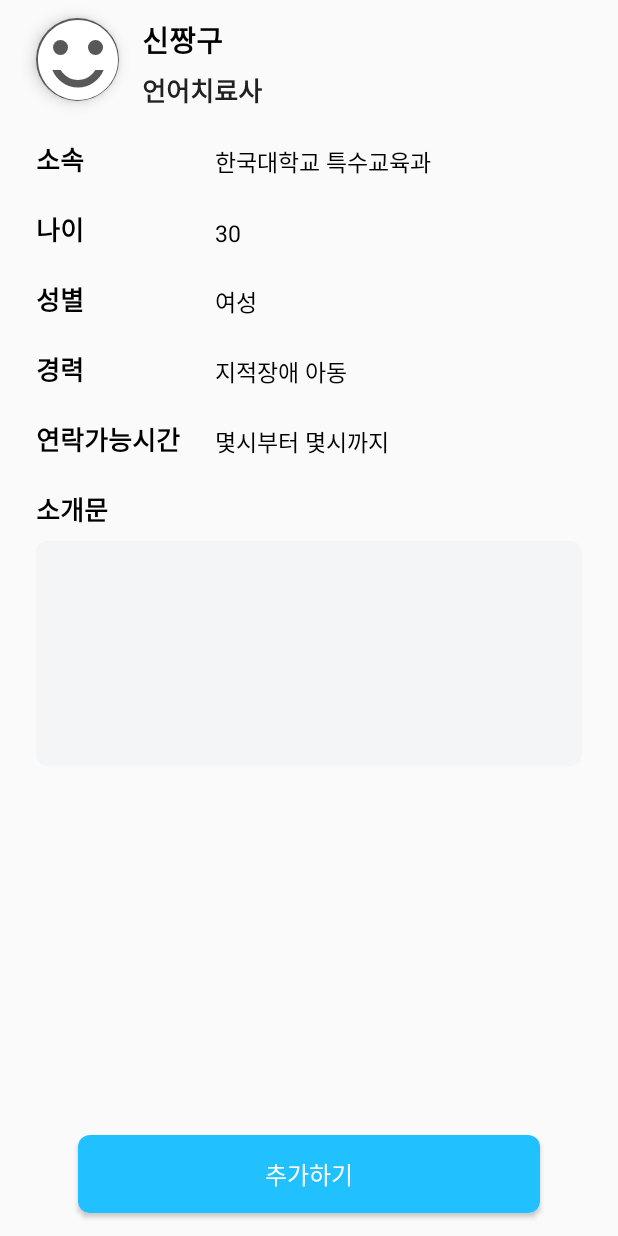
After one commit to PNUAllTogether/AllTogetherAndroid, an Android app: the layout fragment_supporter_desc.xml on its own in the app's theme, with its tools: preview values and no code run, on a phone screen of 412 x 824 dp. The commit adds this screen. Run offline under Robolectric (Android 15) with nearby library versions, the phone set to English and light mode, and no system bars.

Commit message:
전문가 검색 결과 구현

```diff
--- a/app/src/main/java/com/alltogether/alltogetherandroid/MainActivity.kt
+++ b/app/src/main/java/com/alltogether/alltogetherandroid/MainActivity.kt
@@ -48,6 +48,10 @@ class MainActivity : BaseActivity<ActivityViewModel>() {
                     activity_main_toolbar.title = ""
                     activity_main_toolbar.visibility = View.VISIBLE
                 }
+                R.id.supporterSearchDescFragment -> {
+                    activity_main_toolbar.title = ""
+                    activity_main_toolbar.visibility = View.VISIBLE
+                }
                 else -> {
                     activity_main_toolbar.visibility = View.GONE
                 }
--- a/app/src/main/java/com/alltogether/alltogetherandroid/dto/filterBody.kt
+++ b/app/src/main/java/com/alltogether/alltogetherandroid/dto/filterBody.kt
@@ -34,7 +34,7 @@ data class filterBody(
     @SerializedName("age")
     @Expose
     val age: String,
-    @SerializedName("officeTime")
+    @SerializedName("office_time")
     @Expose
     val officeTime: String,
     @SerializedName("department")
--- /dev/null
+++ b/app/src/main/java/com/alltogether/alltogetherandroid/ui/main/SupporterSearchDescFragment.kt
@@ -0,0 +1,33 @@
+package com.alltogether.alltogetherandroid.ui.main
+
+import coil.api.load
+import com.alltogether.alltogetherandroid.R
+import com.alltogether.alltogetherandroid.base.BaseFragment
+import kotlinx.android.synthetic.main.fragment_supporter_desc.*
+import org.koin.androidx.viewmodel.ext.android.sharedViewModel
+
+class SupporterSearchDescFragment : BaseFragment<SupporterSearchViewModel>() {
+    override val layoutSource: Int
+        get() = R.layout.fragment_supporter_desc
+    override val viewModel: SupporterSearchViewModel by sharedViewModel()
+
+    override fun viewInit() {
+        supporter_profile_image.load(viewModel.selectedSupporter?.image)
+        supporter_name.text = viewModel.selectedSupporter?.name
+        supporter_major.text = viewModel.selectedSupporter?.major
+        supporter_school_desc.text = viewModel.selectedSupporter?.department
+        supporter_age_desc.text = viewModel.selectedSupporter?.age
+        supporter_gender_desc.text = viewModel.selectedSupporter?.gender
+        supporter_child_desc.text = viewModel.selectedSupporter?.experience
+        supporter_time_desc.text = viewModel.selectedSupporter?.officeTime
+        supporter_intro_edit.setText(viewModel.selectedSupporter?.introduce)
+    }
+
+    override fun dataInit() {
+
+    }
+
+    override fun finishInit() {
+
+    }
+}
--- a/app/src/main/java/com/alltogether/alltogetherandroid/ui/main/SupporterSearchFragment.kt
+++ b/app/src/main/java/com/alltogether/alltogetherandroid/ui/main/SupporterSearchFragment.kt
@@ -1,6 +1,7 @@
 package com.alltogether.alltogetherandroid.ui.main
 
 import android.widget.ArrayAdapter
+import android.widget.Toast
 import androidx.lifecycle.Observer
 import androidx.navigation.fragment.findNavController
 import com.alltogether.alltogetherandroid.R
@@ -24,6 +25,9 @@ class SupporterSearchFragment : BaseFragment<SupporterSearchViewModel>(){
     }
 
     override fun dataInit() {
+        viewModel.onSeachFailed.observe(viewLifecycleOwner, Observer {
+            Toast.makeText(requireContext(), "해당 조건에 맞는 전문가가 없습니다!", Toast.LENGTH_SHORT).show()
+        })
         viewModel.onSearchFinished.observe(viewLifecycleOwner, Observer {
             findNavController().navigate(R.id.action_mainFragment_to_supporterSearchResultFragment)
         })
--- a/app/src/main/java/com/alltogether/alltogetherandroid/ui/main/SupporterSearchResultFragment.kt
+++ b/app/src/main/java/com/alltogether/alltogetherandroid/ui/main/SupporterSearchResultFragment.kt
@@ -1,6 +1,7 @@
 package com.alltogether.alltogetherandroid.ui.main
 
 import android.view.View
+import androidx.navigation.fragment.findNavController
 import androidx.recyclerview.widget.GridLayoutManager
 import com.alltogether.alltogetherandroid.R
 import com.alltogether.alltogetherandroid.base.BaseFragment
@@ -31,7 +32,8 @@ class SupporterSearchResultFragment : BaseFragment<SupporterSearchViewModel>(){
 
     private val itemClick = object : SupporterSearchResultAdapter.OnItemClickListener {
         override fun onItemClick(v: View, position: Int) {
-
+            viewModel.selectedSupporter = viewModel.supporterList?.get(position)
+            findNavController().navigate(R.id.action_supporterSearchResultFragment_to_supporterSearchDescFragment)
         }
     }
 }
--- a/app/src/main/java/com/alltogether/alltogetherandroid/ui/main/SupporterSearchViewModel.kt
+++ b/app/src/main/java/com/alltogether/alltogetherandroid/ui/main/SupporterSearchViewModel.kt
@@ -11,14 +11,23 @@ import io.reactivex.functions.Consumer
 class SupporterSearchViewModel(private val serverRepository: ServerRepository) : BaseViewModel() {
     private val _onSearchFinished: SingleLiveEvent<Any> = SingleLiveEvent()
     val onSearchFinished: LiveData<Any> get() = _onSearchFinished
+    private val _onSeachFailed: SingleLiveEvent<Any> = SingleLiveEvent()
+    val onSeachFailed: LiveData<Any> get() = _onSeachFailed
 
     var supporterList: ArrayList<filterBody>? = null
+    var selectedSupporter : filterBody? = null
 
     fun searchSupporter(region: String, major: String) {
         apiCall(serverRepository.filterSupporter(region, major),
         onSuccess = Consumer {
-            supporterList = ArrayList(it.search_result)
-            _onSearchFinished.call()
+            if(it.response == "EMPTY") {
+                _onSeachFailed.call()
+            }
+            else {
+                supporterList = ArrayList(it.search_result)
+                _onSearchFinished.call()
+            }
+
         })
     }
 }
--- /dev/null
+++ b/app/src/main/res/layout/fragment_supporter_desc.xml
@@ -0,0 +1,231 @@
+<?xml version="1.0" encoding="utf-8"?>
+<androidx.constraintlayout.widget.ConstraintLayout xmlns:android="http://schemas.android.com/apk/res/android"
+    android:layout_width="match_parent"
+    android:layout_height="match_parent"
+    xmlns:app="http://schemas.android.com/apk/res-auto">
+    <androidx.cardview.widget.CardView
+        android:id="@+id/supporter_profile"
+        android:layout_width="55dp"
+        android:layout_height="55dp"
+        app:cardCornerRadius="50dp"
+        app:cardElevation="6dp"
+        app:layout_constraintTop_toTopOf="parent"
+        app:layout_constraintStart_toStartOf="parent"
+        android:layout_marginStart="24dp"
+        android:layout_marginTop="12dp">
+        <ImageView
+            android:id="@+id/supporter_profile_image"
+            android:layout_width="80dp"
+            android:layout_height="80dp"
+            android:layout_gravity="center"
+            android:src="@drawable/ic_user" />
+    </androidx.cardview.widget.CardView>
+    <androidx.constraintlayout.widget.Guideline
+        android:id="@+id/g1"
+        android:orientation="vertical"
+        app:layout_constraintGuide_percent="0.3"
+        android:layout_width="wrap_content"
+        android:layout_height="wrap_content"/>
+    <TextView
+        android:id="@+id/supporter_name"
+        android:layout_width="wrap_content"
+        android:layout_height="wrap_content"
+        android:text="신짱구"
+        android:textColor="@color/black"
+        android:textStyle="bold"
+        android:textSize="19sp"
+        app:layout_constraintStart_toEndOf="@+id/supporter_profile"
+        app:layout_constraintTop_toTopOf="@+id/supporter_profile"
+        android:layout_marginStart="15dp"
+        />
+    <TextView
+        android:id="@+id/supporter_major"
+        android:layout_width="wrap_content"
+        android:layout_height="wrap_content"
+        android:text="언어치료사"
+        android:textColor="@color/s_textBlack"
+        android:textStyle="bold"
+        android:textSize="17sp"
+        app:layout_constraintStart_toEndOf="@+id/supporter_profile"
+        app:layout_constraintTop_toBottomOf="@+id/supporter_name"
+        android:layout_marginStart="15dp"
+        android:layout_marginTop="5dp"
+        />
+    <TextView
+        android:id="@+id/supporter_school_title"
+        android:layout_width="wrap_content"
+        android:layout_height="wrap_content"
+        android:textColor="@color/black"
+        android:textStyle="bold"
+        android:textSize="17sp"
+        android:text="소속"
+        app:layout_constraintStart_toStartOf="@+id/supporter_profile"
+        app:layout_constraintTop_toBottomOf="@+id/supporter_profile"
+        android:layout_marginTop="25dp"
+        />
+    <TextView
+        android:id="@+id/supporter_school_desc"
+        android:layout_width="wrap_content"
+        android:layout_height="wrap_content"
+        android:textColor="@color/black"
+        android:textSize="15sp"
+        android:text="한국대학교 특수교육과"
+        app:layout_constraintStart_toEndOf="@+id/g1"
+        app:layout_constraintBottom_toBottomOf="@+id/supporter_school_title"
+        android:layout_marginTop="25dp"
+        android:layout_marginStart="20dp"
+        />
+    <TextView
+        android:id="@+id/supporter_age_title"
+        android:layout_width="wrap_content"
+        android:layout_height="wrap_content"
+        android:textColor="@color/black"
+        android:textStyle="bold"
+        android:textSize="17sp"
+        android:text="나이"
+        app:layout_constraintStart_toStartOf="@+id/supporter_profile"
+        app:layout_constraintTop_toBottomOf="@+id/supporter_school_title"
+        android:layout_marginTop="20dp"
+        />
+    <TextView
+        android:id="@+id/supporter_age_desc"
+        android:layout_width="wrap_content"
+        android:layout_height="wrap_content"
+        android:textColor="@color/black"
+        android:textSize="15sp"
+        android:text="30"
+        app:layout_constraintStart_toEndOf="@+id/g1"
+        app:layout_constraintBottom_toBottomOf="@+id/supporter_age_title"
+        android:layout_marginTop="20dp"
+        android:layout_marginStart="20dp"
+        />
+    <TextView
+        android:id="@+id/supporter_gender_title"
+        android:layout_width="wrap_content"
+        android:layout_height="wrap_content"
+        android:textColor="@color/black"
+        android:textStyle="bold"
+        android:textSize="17sp"
+        android:text="성별"
+        app:layout_constraintStart_toStartOf="@+id/supporter_profile"
+        app:layout_constraintTop_toBottomOf="@+id/supporter_age_title"
+        android:layout_marginTop="20dp"
+        />
+    <TextView
+        android:id="@+id/supporter_gender_desc"
+        android:layout_width="wrap_content"
+        android:layout_height="wrap_content"
+        android:textColor="@color/black"
+        android:textSize="15sp"
+        android:text="여성"
+        app:layout_constraintStart_toEndOf="@+id/g1"
+        app:layout_constraintBottom_toBottomOf="@+id/supporter_gender_title"
+        android:layout_marginTop="20dp"
+        android:layout_marginStart="20dp"
+        />
+    <TextView
+        android:id="@+id/supporter_child_title"
+        android:layout_width="wrap_content"
+        android:layout_height="wrap_content"
+        android:textColor="@color/black"
+        android:textStyle="bold"
+        android:textSize="17sp"
+        android:text="경력"
+        app:layout_constraintStart_toStartOf="@+id/supporter_profile"
+        app:layout_constraintTop_toBottomOf="@+id/supporter_gender_title"
+        android:layout_marginTop="20dp"
+        />
+    <TextView
+        android:id="@+id/supporter_child_desc"
+        android:layout_width="wrap_content"
+        android:layout_height="wrap_content"
+        android:textColor="@color/black"
+        android:textSize="15sp"
+        android:text="지적장애 아동"
+        app:layout_constraintStart_toEndOf="@+id/g1"
+        app:layout_constraintBottom_toBottomOf="@+id/supporter_child_title"
+        android:layout_marginTop="20dp"
+        android:layout_marginStart="20dp"
+        />
+    <TextView
+        android:id="@+id/supporter_time_title"
+        android:layout_width="wrap_content"
+        android:layout_height="wrap_content"
+        android:textColor="@color/black"
+        android:textStyle="bold"
+        android:textSize="17sp"
+        android:text="연락가능시간"
+        app:layout_constraintStart_toStartOf="@+id/supporter_profile"
+        app:layout_constraintTop_toBottomOf="@+id/supporter_child_title"
+        android:layout_marginTop="20dp"
+        />
+    <TextView
+        android:id="@+id/supporter_time_desc"
+        android:layout_width="wrap_content"
+        android:layout_height="wrap_content"
+        android:textColor="@color/black"
+        android:textSize="15sp"
+        android:text="몇시부터 몇시까지"
+        app:layout_constraintStart_toEndOf="@+id/g1"
+        app:layout_constraintBottom_toBottomOf="@+id/supporter_time_title"
+        android:layout_marginTop="20dp"
+        android:layout_marginStart="20dp"
+        />
+    <TextView
+        android:id="@+id/supporter_intro_title"
+        android:layout_width="wrap_content"
+        android:layout_height="wrap_content"
+        android:textColor="@color/black"
+        android:textStyle="bold"
+        android:textSize="17sp"
+        android:text="소개문"
+        app:layout_constraintStart_toStartOf="@+id/supporter_profile"
+        app:layout_constraintTop_toBottomOf="@+id/supporter_time_title"
+        android:layout_marginTop="20dp"
+        />
+    <com.google.android.material.textfield.TextInputLayout
+        android:id="@+id/supporter_intro_selector"
+        android:layout_width="0dp"
+        android:layout_height="wrap_content"
+        android:layout_marginTop="8dp"
+        android:layout_marginEnd="24dp"
+        app:hintEnabled="false"
+        app:layout_constraintTop_toBottomOf="@id/supporter_intro_title"
+        app:layout_constraintStart_toStartOf="@+id/supporter_intro_title"
+        app:layout_constraintEnd_toEndOf="parent">
+        <com.google.android.material.textfield.TextInputEditText
+            android:id="@+id/supporter_intro_edit"
+            android:layout_width="match_parent"
+            android:layout_height="150dp"
+            android:paddingStart="16dp"
+            android:paddingEnd="16dp"
+            android:inputType="text"
+            android:drawablePadding="12dp"
+            android:focusable="false"
+            android:clickable="false"
+            android:hint=""
+            android:gravity="top|start"
+            android:padding="14dp"
+            android:textColorHint="@color/p_light_gray"
+            android:textColor="@color/s_textBlack"
+            android:textSize="14sp"
+            android:background="@drawable/box_8rad_grey_fill"
+            />
+    </com.google.android.material.textfield.TextInputLayout>
+    <Button
+        android:id="@+id/supporter_add_button"
+        android:layout_width="0dp"
+        android:layout_height="52dp"
+        android:background="@drawable/box_fill_blue_rad_6dp"
+        android:text="추가하기"
+        android:textSize="16sp"
+        android:textColor="@color/white"
+        app:layout_constraintVertical_bias="1"
+        app:layout_constraintTop_toBottomOf="@+id/supporter_intro_selector"
+        app:layout_constraintBottom_toBottomOf="parent"
+        app:layout_constraintStart_toStartOf="parent"
+        app:layout_constraintEnd_toEndOf="parent"
+        android:layout_marginTop="15dp"
+        android:layout_marginHorizontal="52dp"
+        android:layout_marginBottom="15dp" />
+</androidx.constraintlayout.widget.ConstraintLayout>
--- a/app/src/main/res/layout/fragment_supporter_search_result.xml
+++ b/app/src/main/res/layout/fragment_supporter_search_result.xml
@@ -22,9 +22,9 @@
         android:layout_width="wrap_content"
         android:layout_height="wrap_content"
         android:text="조건에 맞는 전문가가 "
-        android:textColor="@color/black"
+        android:textColor="@color/s_textBlack"
         android:textStyle="bold"
-        android:textSize="19sp"
+        android:textSize="17sp"
         app:layout_constraintStart_toStartOf="parent"
         app:layout_constraintTop_toBottomOf="@+id/supporter_search_title"
         android:layout_marginStart="24dp"
@@ -35,9 +35,9 @@
         android:layout_width="wrap_content"
         android:layout_height="wrap_content"
         android:text="5"
-        android:textColor="@color/black"
+        android:textColor="@color/s_textBlack"
         android:textStyle="bold"
-        android:textSize="19sp"
+        android:textSize="17sp"
         app:layout_constraintStart_toEndOf="@+id/supporter_search_desc"
         app:layout_constraintTop_toBottomOf="@+id/supporter_search_title"
         android:layout_marginTop="12dp"
@@ -47,9 +47,9 @@
         android:layout_width="wrap_content"
         android:layout_height="wrap_content"
         android:text="명 있어요!"
-        android:textColor="@color/black"
+        android:textColor="@color/s_textBlack"
         android:textStyle="bold"
-        android:textSize="19sp"
+        android:textSize="17sp"
         app:layout_constraintStart_toEndOf="@+id/supporter_search_desc_num"
         app:layout_constraintTop_toBottomOf="@+id/supporter_search_title"
         android:layout_marginTop="12dp"
--- a/app/src/main/res/navigation/nav_graph.xml
+++ b/app/src/main/res/navigation/nav_graph.xml
@@ -107,5 +107,17 @@
         android:id="@+id/supporterSearchResultFragment"
         android:name="com.alltogether.alltogetherandroid.ui.main.SupporterSearchResultFragment"
         android:label="SupporterSearchResultFragment"
-        tools:layout="@layout/fragment_supporter_search_result"/>
+        tools:layout="@layout/fragment_supporter_search_result">
+        <action
+            android:id="@+id/action_supporterSearchResultFragment_to_supporterSearchDescFragment"
+            app:destination="@id/supporterSearchDescFragment"
+            app:enterAnim="@anim/nav_default_enter_anim"
+            app:exitAnim="@anim/nav_default_exit_anim"
+            app:popEnterAnim="@anim/nav_default_pop_enter_anim"
+            app:popExitAnim="@anim/nav_default_pop_exit_anim" />
+    </fragment>
+    <fragment
+        android:id="@+id/supporterSearchDescFragment"
+        android:name="com.alltogether.alltogetherandroid.ui.main.SupporterSearchDescFragment"
+        android:label="SupporterSearchDescFragment" />
 </navigation>
```
